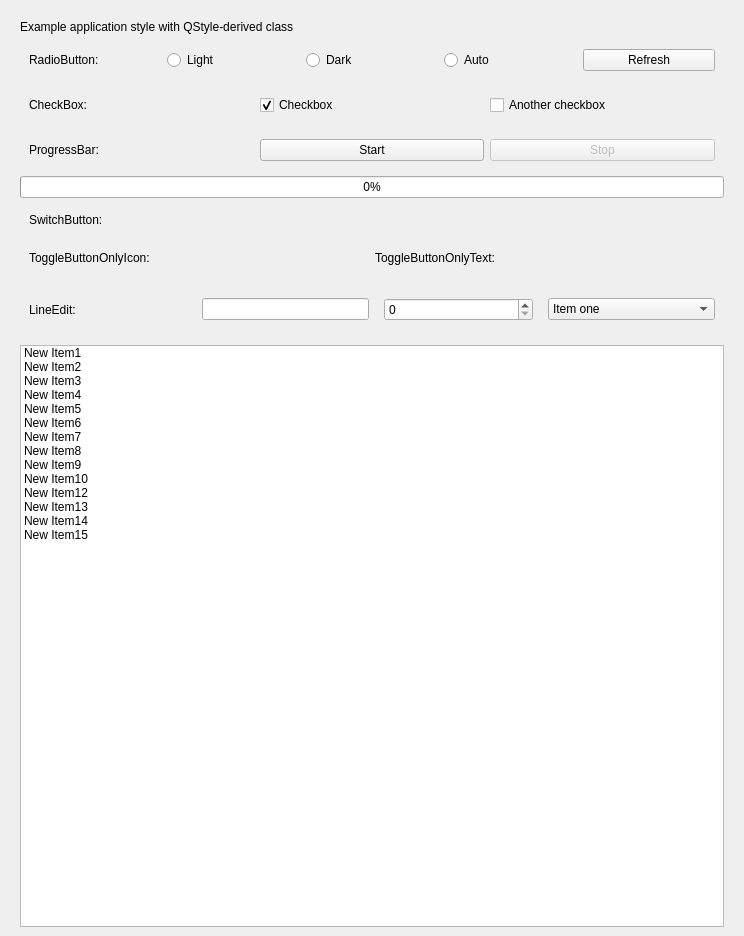
Before: the Qt Designer form example/MainWindow.ui in AlanusMeminius/VanillaStyle, drawn with Qt 5.
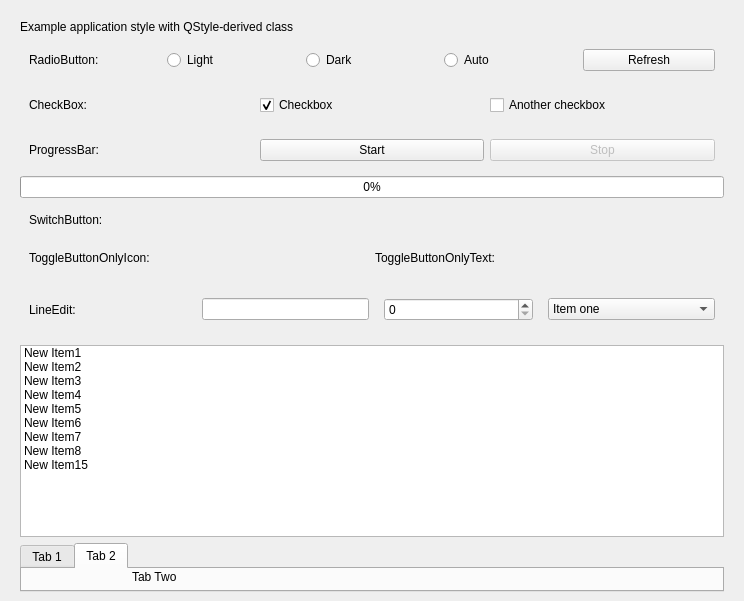
After: the same form once the commit is applied. Custom widgets are drawn as their Qt base class.

The edit to the form file:
```diff
--- a/example/MainWindow.ui
+++ b/example/MainWindow.ui
@@ -7,7 +7,7 @@
     <x>0</x>
     <y>0</y>
     <width>744</width>
-    <height>936</height>
+    <height>601</height>
    </rect>
   </property>
   <property name="windowTitle">
@@ -276,31 +276,6 @@
         <string>New Item8</string>
        </property>
       </item>
-      <item>
-       <property name="text">
-        <string>New Item9</string>
-       </property>
-      </item>
-      <item>
-       <property name="text">
-        <string>New Item10</string>
-       </property>
-      </item>
-      <item>
-       <property name="text">
-        <string>New Item12</string>
-       </property>
-      </item>
-      <item>
-       <property name="text">
-        <string>New Item13</string>
-       </property>
-      </item>
-      <item>
-       <property name="text">
-        <string>New Item14</string>
-       </property>
-      </item>
       <item>
        <property name="text">
         <string>New Item15</string>
@@ -308,6 +283,49 @@
       </item>
      </widget>
     </item>
+    <item>
+     <widget class="QTabWidget" name="tabWidget">
+      <property name="currentIndex">
+       <number>1</number>
+      </property>
+      <widget class="QWidget" name="tab">
+       <attribute name="title">
+        <string>Tab 1</string>
+       </attribute>
+       <widget class="QLabel" name="label_7">
+        <property name="geometry">
+         <rect>
+          <x>130</x>
+          <y>0</y>
+          <width>58</width>
+          <height>16</height>
+         </rect>
+        </property>
+        <property name="text">
+         <string>tab one</string>
+        </property>
+       </widget>
+      </widget>
+      <widget class="QWidget" name="tab_2">
+       <attribute name="title">
+        <string>Tab 2</string>
+       </attribute>
+       <widget class="QLabel" name="label_10">
+        <property name="geometry">
+         <rect>
+          <x>110</x>
+          <y>0</y>
+          <width>58</width>
+          <height>16</height>
+         </rect>
+        </property>
+        <property name="text">
+         <string>Tab Two</string>
+        </property>
+       </widget>
+      </widget>
+     </widget>
+    </item>
    </layout>
   </widget>
  </widget>
```
